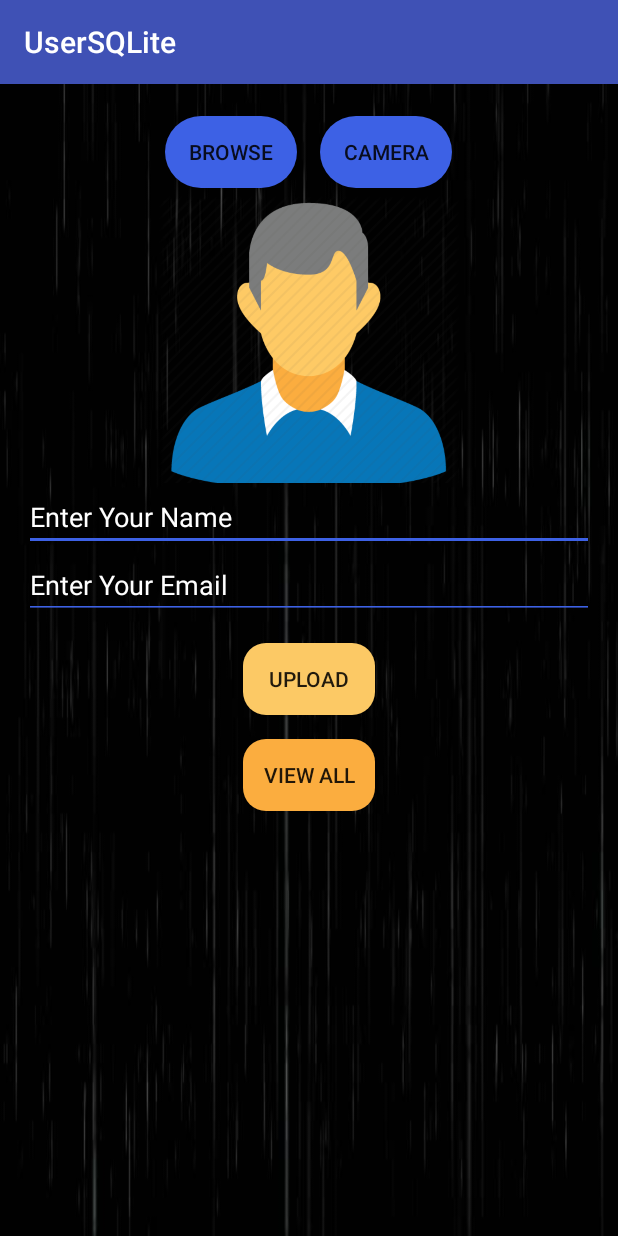
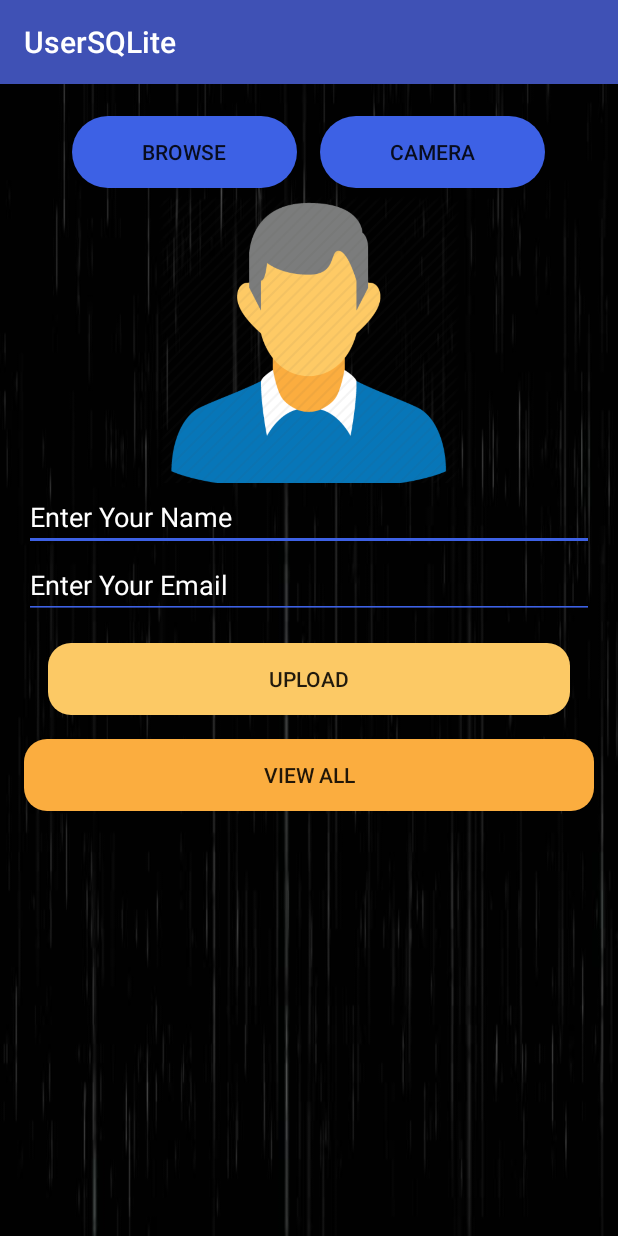
Before and after one commit to nasirbashak/UserDetailsSQLite, an Android app: the screen it shows after launch (MainActivity), on a phone screen of 412 x 824 dp. Run offline under Robolectric (Android 15) with nearby library versions, the light colour scheme and no system bars.

Commit message:
listView updated

```diff
--- a/app/src/main/res/layout/activity_main.xml
+++ b/app/src/main/res/layout/activity_main.xml
@@ -23,7 +23,7 @@
 
             <Button
                 android:id="@+id/browse"
-                android:layout_width="wrap_content"
+                android:layout_width="150dp"
                 android:layout_height="wrap_content"
                 android:layout_marginBottom="5dp"
                android:layout_marginTop="5dp"
@@ -35,7 +35,7 @@
 
             <Button
                 android:id="@+id/captureCamera"
-                android:layout_width="wrap_content"
+                android:layout_width="150dp"
                 android:layout_height="wrap_content"
                 android:layout_marginLeft="15dp"
                 android:layout_marginTop="5dp"
@@ -90,7 +90,7 @@
 
             <Button
                 android:id="@+id/upload"
-                android:layout_width="wrap_content"
+                android:layout_width="match_parent"
 
                 android:layout_height="wrap_content"
                 android:background="@drawable/buttonstyle"
@@ -103,7 +103,7 @@
 
         <Button
             android:id="@+id/viewall"
-            android:layout_width="wrap_content"
+            android:layout_width="match_parent"
 
             android:layout_height="wrap_content"
             android:background="@drawable/button_view"
--- a/app/src/main/res/layout/data_items.xml
+++ b/app/src/main/res/layout/data_items.xml
@@ -24,8 +24,8 @@
         android:gravity="center"
         android:padding="5dp"
         android:text="Name here"
-
         android:textSize="22sp"
+        android:textStyle="bold"
         tools:ignore="HardcodedText" />
 
     <TextView
@@ -35,8 +35,8 @@
         android:gravity="center"
         android:padding="5dp"
         android:text="Email here"
-
         android:textSize="22sp"
+        android:textStyle="bold"
         tools:ignore="HardcodedText" />
 
 
```
Also changed, not shown: 1 other file.
